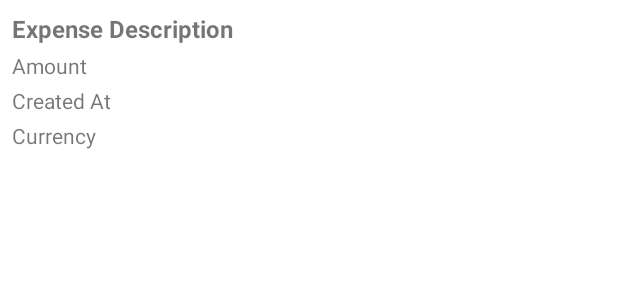
After one commit to MiguelMarcelino/Expensiarmus, an Android app: the layout fragment_expense.xml on its own in the app's theme, with its tools: preview values and no code run, on a phone screen of 412 x 824 dp. The commit adds this screen. Shown: the top 300 px of the screen. Run offline under Robolectric (Android 15) with nearby library versions, the phone set to English and light mode, and no system bars.

Commit message:
feature: Get group expenses from Firebase

```diff
--- /dev/null
+++ b/app/src/main/res/layout/fragment_expense.xml
@@ -0,0 +1,40 @@
+<?xml version="1.0" encoding="utf-8"?>
+<LinearLayout xmlns:android="http://schemas.android.com/apk/res/android"
+    android:layout_width="match_parent"
+    android:layout_height="wrap_content"
+    android:orientation="vertical"
+    android:padding="8dp">
+
+    <TextView
+        android:id="@+id/textExpenseDescription"
+        android:layout_width="wrap_content"
+        android:layout_height="wrap_content"
+        android:text="Expense Description"
+        android:textSize="16sp"
+        android:textStyle="bold"/>
+
+    <TextView
+        android:id="@+id/textExpenseAmount"
+        android:layout_width="wrap_content"
+        android:layout_height="wrap_content"
+        android:text="Amount"
+        android:textSize="14sp"
+        android:layout_marginTop="4dp"/>
+
+    <TextView
+        android:id="@+id/textExpenseCreatedAt"
+        android:layout_width="wrap_content"
+        android:layout_height="wrap_content"
+        android:text="Created At"
+        android:textSize="14sp"
+        android:layout_marginTop="4dp"/>
+
+    <TextView
+        android:id="@+id/textExpenseCurrency"
+        android:layout_width="wrap_content"
+        android:layout_height="wrap_content"
+        android:text="Currency"
+        android:textSize="14sp"
+        android:layout_marginTop="4dp"/>
+
+</LinearLayout>
```
Also changed, not shown: app/src/main/java/com/example/expensiarmus/ui/groupDetail/ExpenseAdapter.kt (added, +37 -0 lines), app/src/main/java/com/example/expensiarmus/ui/groupDetail/GroupDetailFragment.kt (+19 -2 lines), app/src/main/res/layout/fragment_detail.xml (+9 -0 lines).
